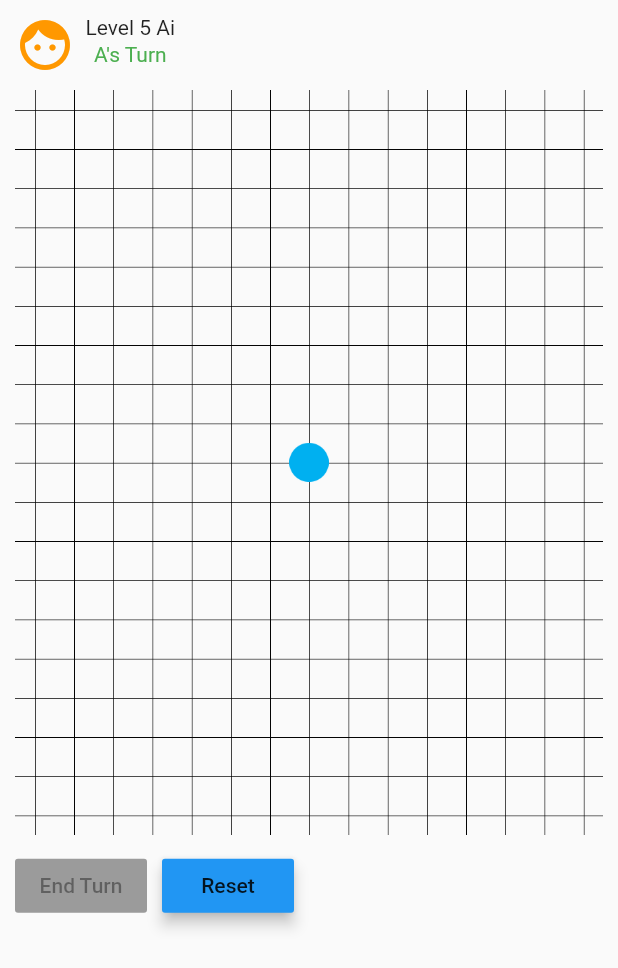
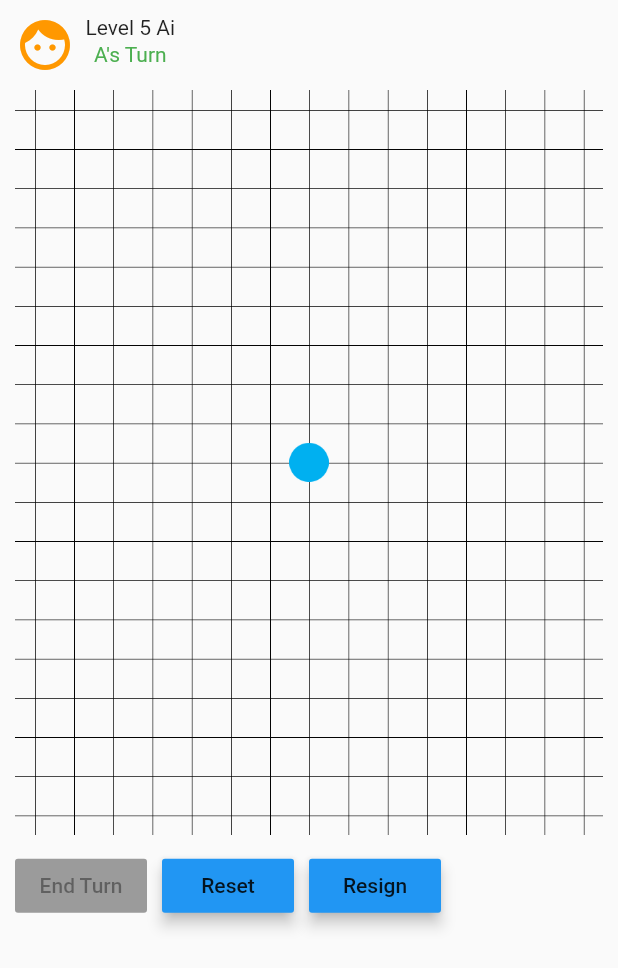
Before and after one commit to Doshy-Org/Phutball, a Flutter app: the LocalMultiplayer screen opened directly, on a phone screen of 412 x 824 dp. Shown: the top 968 px of the screen. Run offline on Flutter 3.47's test engine with Material 2 defaults, Android fonts, the phone set to English and light mode, and no system bars.

Commit message:
Added resign game (total reset)

```diff
--- a/phutball-flutter/lib/game.dart
+++ b/phutball-flutter/lib/game.dart
@@ -56,7 +56,7 @@ class _LocalMultiplayerState extends State<LocalMultiplayer> {
   {
     print("Game Over"); //make notif
     // board.endGame();
-    board = new Board(rowCount,columnCount);
+    _initialiseGame();
   }
 
   bool _endbuttonenabled = false;
@@ -234,6 +234,18 @@ class _LocalMultiplayerState extends State<LocalMultiplayer> {
                             });
                           },
                 ),
+                new Container(width: 10),
+                new RaisedButton(
+                  child: const Text('Resign'),
+                  color: Theme.of(context).accentColor,
+                  elevation: 4.0,
+                  splashColor: Colors.white,
+                  onPressed: (){
+                            setState(() {
+                              _endGame();
+                            });
+                          },
+                ),
               ],
             ),
           ),
```
Also changed, not shown: phutball-flutter/pubspec.lock.
